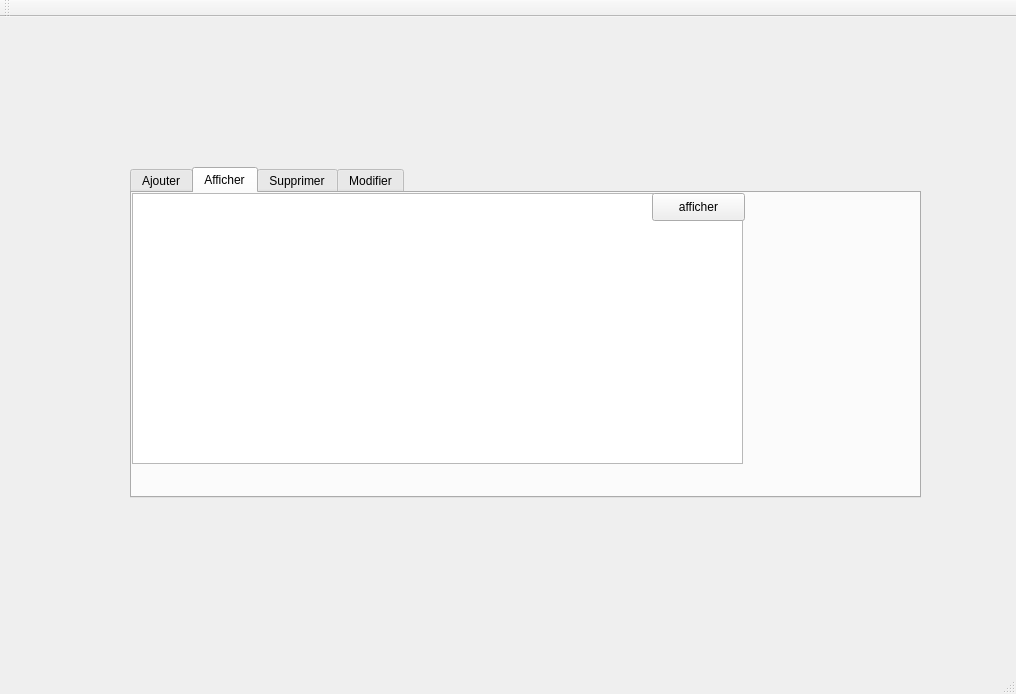
Above: mainwindow.ui from aziz-turki/Projet_CPP_2A25_Smart_A-roport before the change. Below: the same form after it.
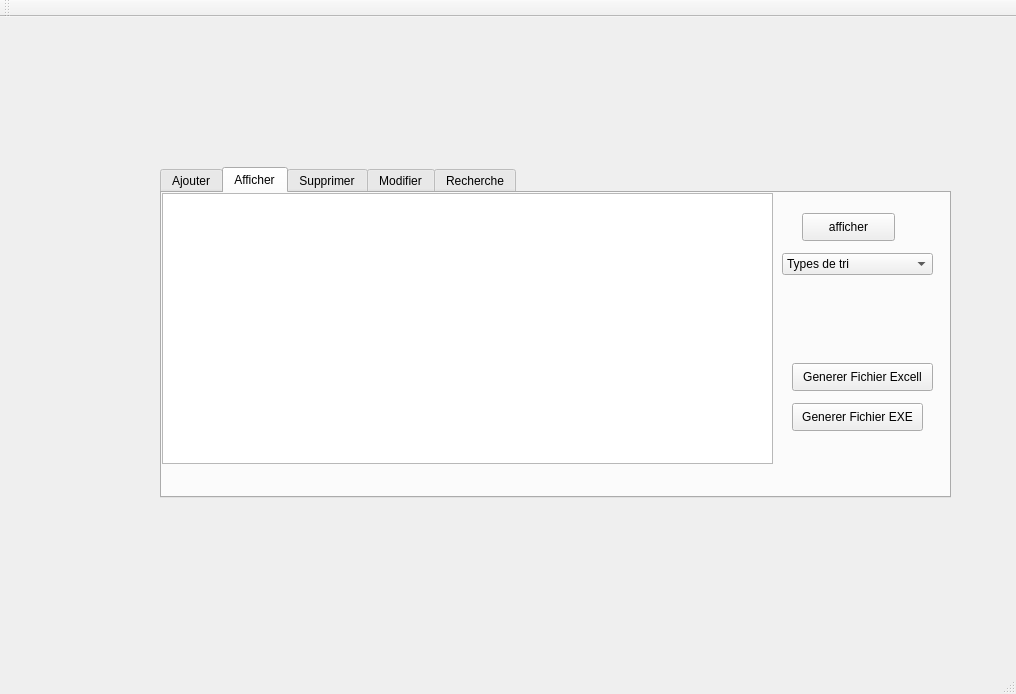
That is the form after the change. The open tabs and pages were chosen to show the change.

```diff
--- a/mainwindow.ui
+++ b/mainwindow.ui
@@ -17,7 +17,7 @@
    <widget class="QTabWidget" name="tabWidget">
     <property name="geometry">
      <rect>
-      <x>130</x>
+      <x>160</x>
       <y>150</y>
       <width>791</width>
       <height>331</height>
@@ -186,11 +186,67 @@
        </rect>
       </property>
      </widget>
+     <widget class="QPushButton" name="pb_exe">
+      <property name="geometry">
+       <rect>
+        <x>630</x>
+        <y>210</y>
+        <width>131</width>
+        <height>28</height>
+       </rect>
+      </property>
+      <property name="text">
+       <string>Generer Fichier EXE</string>
+      </property>
+     </widget>
+     <widget class="QPushButton" name="Fichier">
+      <property name="geometry">
+       <rect>
+        <x>630</x>
+        <y>170</y>
+        <width>141</width>
+        <height>28</height>
+       </rect>
+      </property>
+      <property name="text">
+       <string>Generer Fichier Excell</string>
+      </property>
+     </widget>
+     <widget class="QComboBox" name="comboBoxA">
+      <property name="geometry">
+       <rect>
+        <x>620</x>
+        <y>60</y>
+        <width>151</width>
+        <height>22</height>
+       </rect>
+      </property>
+      <item>
+       <property name="text">
+        <string>Types de tri</string>
+       </property>
+      </item>
+      <item>
+       <property name="text">
+        <string>Tri par dimension</string>
+       </property>
+      </item>
+      <item>
+       <property name="text">
+        <string>Tri par numéro</string>
+       </property>
+      </item>
+      <item>
+       <property name="text">
+        <string>Tri par nom</string>
+       </property>
+      </item>
+     </widget>
      <widget class="QPushButton" name="pbafficher">
       <property name="geometry">
        <rect>
-        <x>520</x>
-        <y>0</y>
+        <x>640</x>
+        <y>20</y>
         <width>93</width>
         <height>28</height>
        </rect>
@@ -374,6 +430,44 @@
       </property>
      </widget>
     </widget>
+    <widget class="QWidget" name="widget">
+     <attribute name="title">
+      <string>Recherche</string>
+     </attribute>
+     <widget class="QLabel" name="label_rech">
+      <property name="geometry">
+       <rect>
+        <x>10</x>
+        <y>10</y>
+        <width>81</width>
+        <height>16</height>
+       </rect>
+      </property>
+      <property name="text">
+       <string>Recherche</string>
+      </property>
+     </widget>
+     <widget class="QTableView" name="tab_rech">
+      <property name="geometry">
+       <rect>
+        <x>170</x>
+        <y>0</y>
+        <width>601</width>
+        <height>301</height>
+       </rect>
+      </property>
+     </widget>
+     <widget class="QLineEdit" name="recherche">
+      <property name="geometry">
+       <rect>
+        <x>50</x>
+        <y>30</y>
+        <width>113</width>
+        <height>22</height>
+       </rect>
+      </property>
+     </widget>
+    </widget>
    </widget>
   </widget>
   <widget class="QMenuBar" name="menuBar">
```
Left out of the diff: 14 changed lines with no effect on the pictures.
